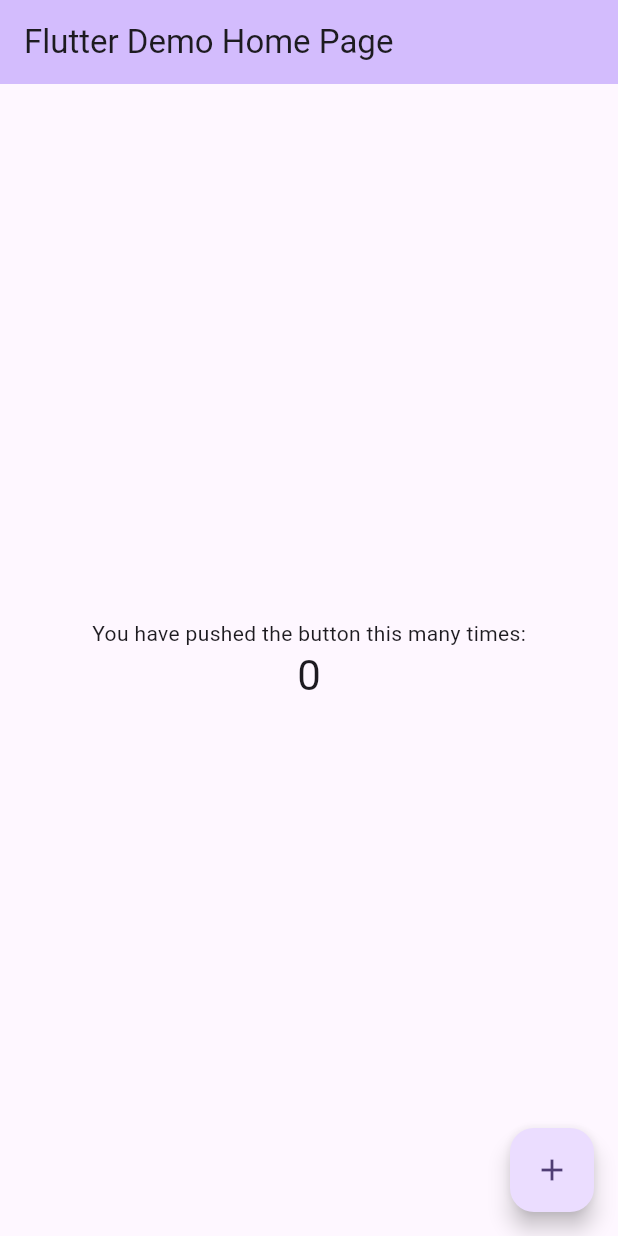
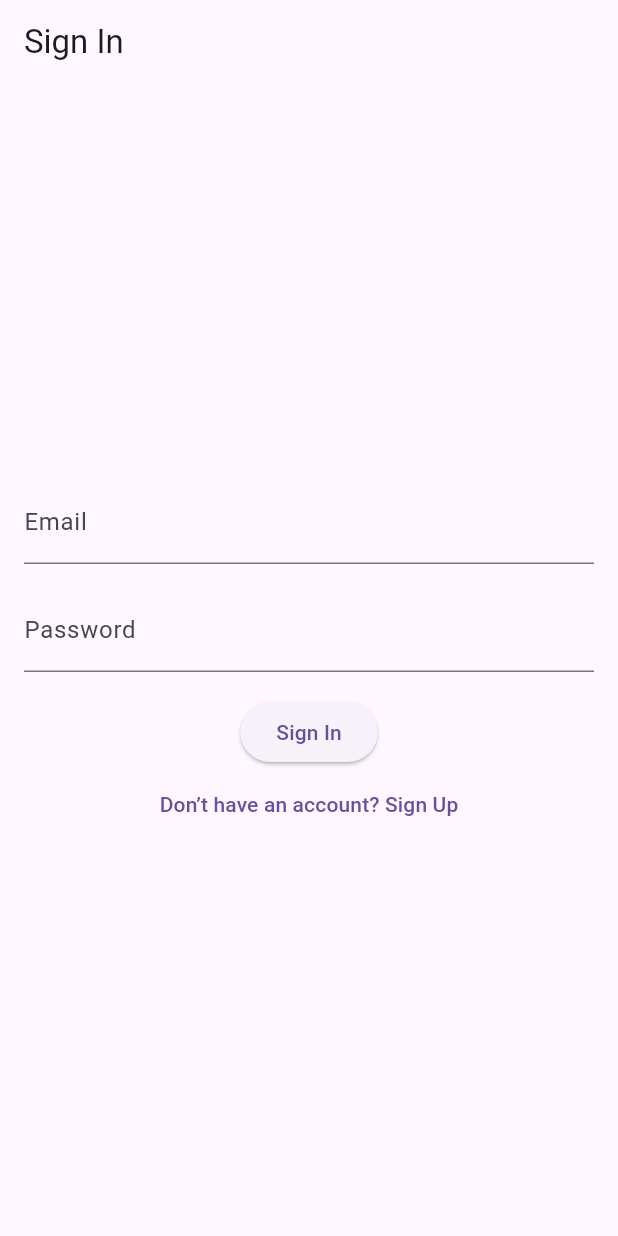
Before and after one commit to purelyKai/CampusConnect, a Flutter app: the screen it shows after launch, on a phone screen of 412 x 824 dp. Run offline on Flutter 3.47's test engine with Material 3 defaults, Android fonts, the phone set to English and light mode, and no system bars; our stand-ins replace firebase_auth, firebase_core; accounts and stored records are empty.

Commit message:
Feature: Sign-in & Sign-up set up using firebase_auth. Supports email/password sign-in/up.

```diff
--- a/frontend/app/lib/main.dart
+++ b/frontend/app/lib/main.dart
@@ -1,6 +1,9 @@
 import 'package:flutter/material.dart';
 import 'package:firebase_core/firebase_core.dart';
 import 'firebase_options.dart';
+import 'screens/auth/email_sign_in_screen.dart';
+import 'screens/auth/email_sign_up_screen.dart';
+import 'screens/home/home_page.dart';
 
 void main() async {
   WidgetsFlutterBinding.ensureInitialized();
@@ -13,119 +16,19 @@ void main() async {
 class MyApp extends StatelessWidget {
   const MyApp({super.key});
 
-  // This widget is the root of your application.
   @override
   Widget build(BuildContext context) {
     return MaterialApp(
-      title: 'Flutter Demo',
+      title: 'CampusConnect',
       theme: ThemeData(
-        // This is the theme of your application.
-        //
-        // TRY THIS: Try running your application with "flutter run". You'll see
-        // the application has a purple toolbar. Then, without quitting the app,
-        // try changing the seedColor in the colorScheme below to Colors.green
-        // and then invoke "hot reload" (save your changes or press the "hot
-        // reload" button in a Flutter-supported IDE, or press "r" if you used
-        // the command line to start the app).
-        //
-        // Notice that the counter didn't reset back to zero; the application
-        // state is not lost during the reload. To reset the state, use hot
-        // restart instead.
-        //
-        // This works for code too, not just values: Most code changes can be
-        // tested with just a hot reload.
-        colorScheme: ColorScheme.fromSeed(seedColor: Colors.deepPurple),
-        useMaterial3: true,
+        primarySwatch: Colors.deepPurple,
       ),
-      home: const MyHomePage(title: 'Flutter Demo Home Page'),
+      initialRoute: '/signin',
+      routes: {
+        '/signin': (context) => EmailSignInScreen(),
+        '/signup': (context) => EmailSignUpScreen(),
+        '/home': (context) => HomePage(userEmail: ''),
+      },
     );
   }
 }
-
-class MyHomePage extends StatefulWidget {
-  const MyHomePage({super.key, required this.title});
-
-  // This widget is the home page of your application. It is stateful, meaning
-  // that it has a State object (defined below) that contains fields that affect
-  // how it looks.
-
-  // This class is the configuration for the state. It holds the values (in this
-  // case the title) provided by the parent (in this case the App widget) and
-  // used by the build method of the State. Fields in a Widget subclass are
-  // always marked "final".
-
-  final String title;
-
-  @override
-  State<MyHomePage> createState() => _MyHomePageState();
-}
-
-class _MyHomePageState extends State<MyHomePage> {
-  int _counter = 0;
-
-  void _incrementCounter() {
-    setState(() {
-      // This call to setState tells the Flutter framework that something has
-      // changed in this State, which causes it to rerun the build method below
-      // so that the display can reflect the updated values. If we changed
-      // _counter without calling setState(), then the build method would not be
-      // called again, and so nothing would appear to happen.
-      _counter++;
-    });
-  }
-
-  @override
-  Widget build(BuildContext context) {
-    // This method is rerun every time setState is called, for instance as done
-    // by the _incrementCounter method above.
-    //
-    // The Flutter framework has been optimized to make rerunning build methods
-    // fast, so that you can just rebuild anything that needs updating rather
-    // than having to individually change instances of widgets.
-    return Scaffold(
-      appBar: AppBar(
-        // TRY THIS: Try changing the color here to a specific color (to
-        // Colors.amber, perhaps?) and trigger a hot reload to see the AppBar
-        // change color while the other colors stay the same.
-        backgroundColor: Theme.of(context).colorScheme.inversePrimary,
-        // Here we take the value from the MyHomePage object that was created by
-        // the App.build method, and use it to set our appbar title.
-        title: Text(widget.title),
-      ),
-      body: Center(
-        // Center is a layout widget. It takes a single child and positions it
-        // in the middle of the parent.
-        child: Column(
-          // Column is also a layout widget. It takes a list of children and
-          // arranges them vertically. By default, it sizes itself to fit its
-          // children horizontally, and tries to be as tall as its parent.
-          //
-          // Column has various properties to control how it sizes itself and
-          // how it positions its children. Here we use mainAxisAlignment to
-          // center the children vertically; the main axis here is the vertical
-          // axis because Columns are vertical (the cross axis would be
-          // horizontal).
-          //
-          // TRY THIS: Invoke "debug painting" (choose the "Toggle Debug Paint"
-          // action in the IDE, or press "p" in the console), to see the
-          // wireframe for each widget.
-          mainAxisAlignment: MainAxisAlignment.center,
-          children: <Widget>[
-            const Text(
-              'You have pushed the button this many times:',
-            ),
-            Text(
-              '$_counter',
-              style: Theme.of(context).textTheme.headlineMedium,
-            ),
-          ],
-        ),
-      ),
-      floatingActionButton: FloatingActionButton(
-        onPressed: _incrementCounter,
-        tooltip: 'Increment',
-        child: const Icon(Icons.add),
-      ), // This trailing comma makes auto-formatting nicer for build methods.
-    );
-  }
-}
--- /dev/null
+++ b/frontend/app/lib/screens/auth/email_sign_in_screen.dart
@@ -0,0 +1,115 @@
+import 'package:flutter/material.dart';
+import 'package:firebase_auth/firebase_auth.dart';
+import '../home/home_page.dart';
+
+class EmailSignInScreen extends StatefulWidget {
+  @override
+  _EmailSignInScreenState createState() => _EmailSignInScreenState();
+}
+
+class _EmailSignInScreenState extends State<EmailSignInScreen> {
+  final FirebaseAuth _auth = FirebaseAuth.instance;
+  final _emailController = TextEditingController();
+  final _passwordController = TextEditingController();
+  final _formKey = GlobalKey<FormState>();
+
+  bool _isLoading = false;
+
+  Future<void> _signInWithEmailAndPassword() async {
+    if (_formKey.currentState!.validate()) {
+      setState(() {
+        _isLoading = true;
+      });
+
+      try {
+        UserCredential userCredential = await _auth.signInWithEmailAndPassword(
+          email: _emailController.text.trim(),
+          password: _passwordController.text.trim(),
+        );
+        ScaffoldMessenger.of(context).showSnackBar(
+          SnackBar(content: Text('Successfully signed in!')),
+        );
+        // Navigate to Home Page
+        Navigator.pushReplacement(
+          context,
+          MaterialPageRoute(
+            builder: (context) =>
+                HomePage(userEmail: userCredential.user!.email!),
+          ),
+        );
+      } on FirebaseAuthException catch (e) {
+        String message = e.message ?? 'An error occurred';
+        ScaffoldMessenger.of(context).showSnackBar(
+          SnackBar(content: Text(message)),
+        );
+      } finally {
+        setState(() {
+          _isLoading = false;
+        });
+      }
+    }
+  }
+
+  @override
+  void dispose() {
+    _emailController.dispose();
+    _passwordController.dispose();
+    super.dispose();
+  }
+
+  @override
+  Widget build(BuildContext context) {
+    return Scaffold(
+      appBar: AppBar(title: Text('Sign In')),
+      body: Padding(
+        padding: const EdgeInsets.all(16.0),
+        child: Form(
+          key: _formKey,
+          child: Column(
+            mainAxisAlignment: MainAxisAlignment.center,
+            children: [
+              TextFormField(
+                controller: _emailController,
+                keyboardType: TextInputType.emailAddress,
+                decoration: InputDecoration(labelText: 'Email'),
+                validator: (value) {
+                  if (value == null || value.isEmpty) {
+                    return 'Please enter your email';
+                  } else if (!RegExp(r'^[^@]+@[^@]+\.[^@]+').hasMatch(value)) {
+                    return 'Please enter a valid email address';
+                  }
+                  return null;
+                },
+              ),
+              SizedBox(height: 16),
+              TextFormField(
+                controller: _passwordController,
+                obscureText: true,
+                decoration: InputDecoration(labelText: 'Password'),
+                validator: (value) {
+                  if (value == null || value.isEmpty) {
+                    return 'Please enter your password';
+                  }
+                  return null;
+                },
+              ),
+              SizedBox(height: 16),
+              _isLoading
+                  ? CircularProgressIndicator()
+                  : ElevatedButton(
+                      onPressed: _signInWithEmailAndPassword,
+                      child: Text('Sign In'),
+                    ),
+              TextButton(
+                onPressed: () {
+                  Navigator.pushNamed(context, '/signup');
+                },
+                child: Text('Don’t have an account? Sign Up'),
+              ),
+            ],
+          ),
+        ),
+      ),
+    );
+  }
+}
```
Also changed, not shown: frontend/app/lib/screens/auth/email_sign_up_screen.dart (added, +110 -0 lines), frontend/app/lib/screens/home/home_page.dart (added, +31 -0 lines).
